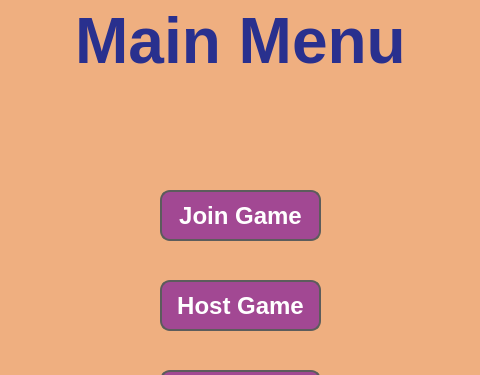
rusuuu/Professional-Googlers, file Gartic-Frontend/Gartic-Frontend/MainMenuWindow.ui: the form before one commit; both pictures show x 400 to 880 and y 0 to 375 of the 1280 by 720 pixel window.
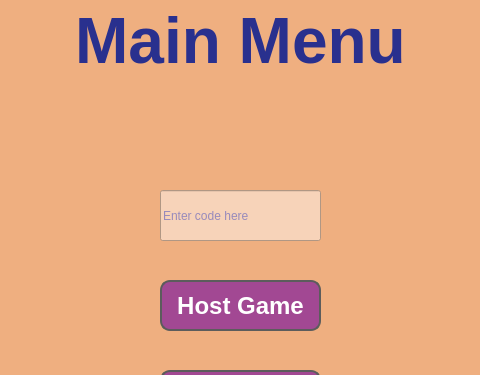
The form after the commit. Icons and pictures are not drawn.

Commit message: Implemented Join Room functionality

The edit to the form file:
```diff
--- a/Gartic-Frontend/Gartic-Frontend/MainMenuWindow.ui
+++ b/Gartic-Frontend/Gartic-Frontend/MainMenuWindow.ui
@@ -212,6 +212,28 @@
      <string/>
     </property>
    </widget>
+   <widget class="QLineEdit" name="JoinGameLabel">
+    <property name="geometry">
+     <rect>
+      <x>560</x>
+      <y>190</y>
+      <width>161</width>
+      <height>51</height>
+     </rect>
+    </property>
+    <property name="styleSheet">
+     <string notr="true">color: rgb(55,65, 189);
+background-color: rgb(247,211,185);  
+
+</string>
+    </property>
+    <property name="placeholderText">
+     <string>Enter code here</string>
+    </property>
+    <property name="clearButtonEnabled">
+     <bool>true</bool>
+    </property>
+   </widget>
   </widget>
  </widget>
  <resources>
```
The commit also changes 2 other files.
